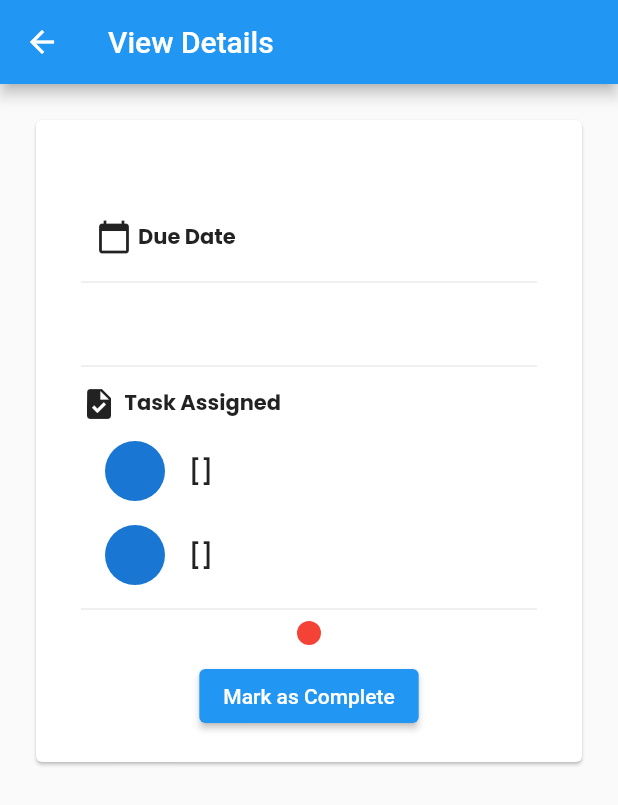
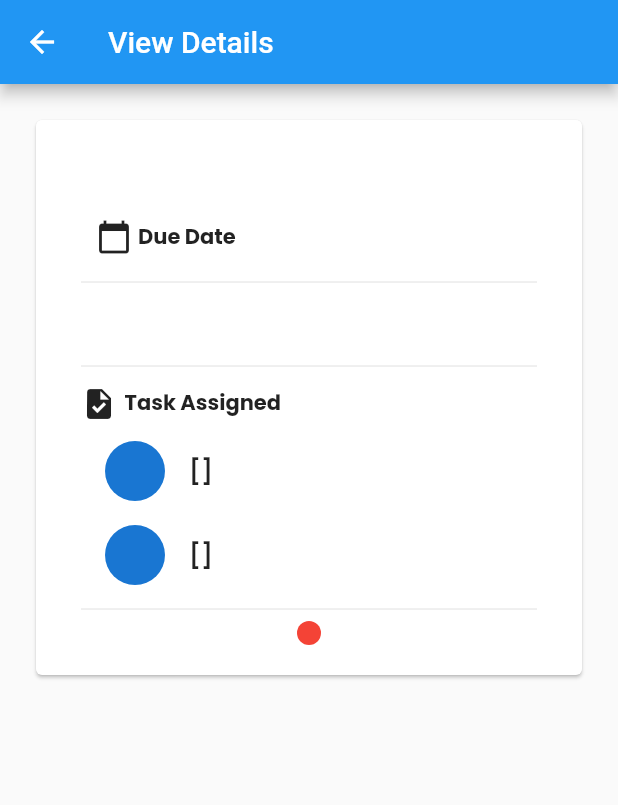
Before and after one commit to Palash2911/Taskbuddy, a Flutter app: the ViewTask screen opened directly with empty values, on a phone screen of 412 x 824 dp. Shown: the top 805 px of the screen. Run offline on Flutter 3.47's test engine with Material 2 defaults, Android fonts, the phone set to English and light mode, and no system bars; our stand-ins replace cloud_firestore, firebase_auth, firebase_core, fluttertoast, google_fonts, intl_phone_field and 1 more; accounts and stored records are empty.

Commit message:
Done with bugs

```diff
--- a/lib/views/viewTaskScreen.dart
+++ b/lib/views/viewTaskScreen.dart
@@ -99,12 +99,10 @@ class _ViewTaskState extends State<ViewTask> {
                             style: kTextPopM16,
                           ),
                         ),
-                        Divider(),
+                        const Divider(),
                         TaskPriority(priority: eTaskPriority.high)
                       ],
                     ),
-                    const SizedBox(height: 10.0),
-                    Center(child: ElevatedButton(onPressed: (){}, child: Text("Mark as Complete")))
                   ],
                 ),
               ),
```
Also changed, not shown: lib/views/utils/appDrawer.dart (+9 -1 lines).
